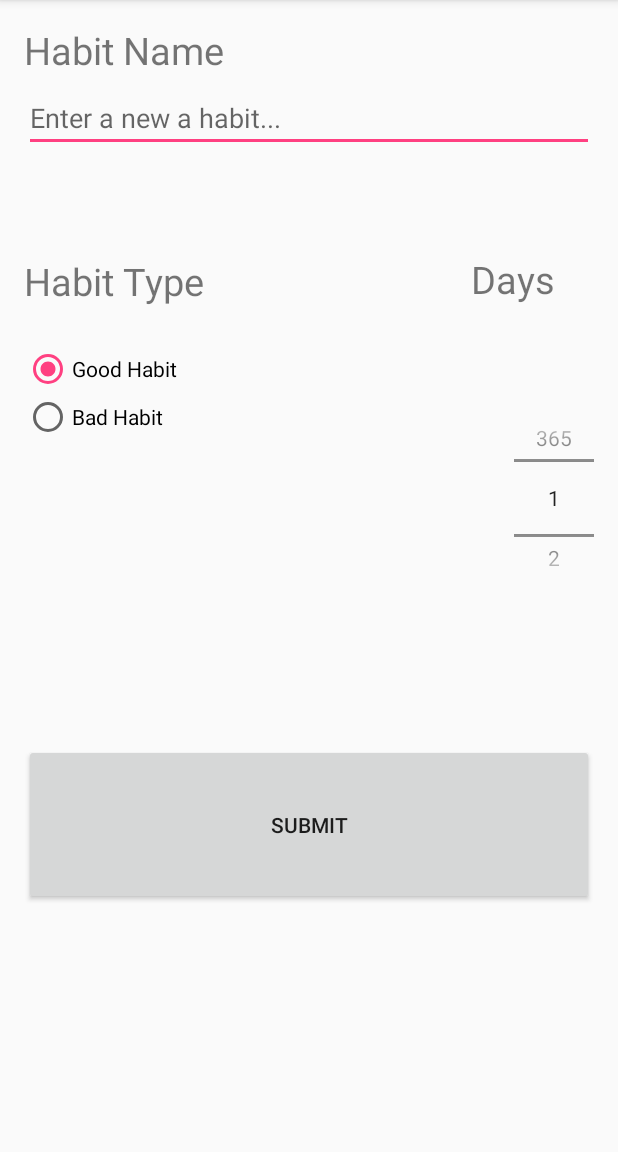
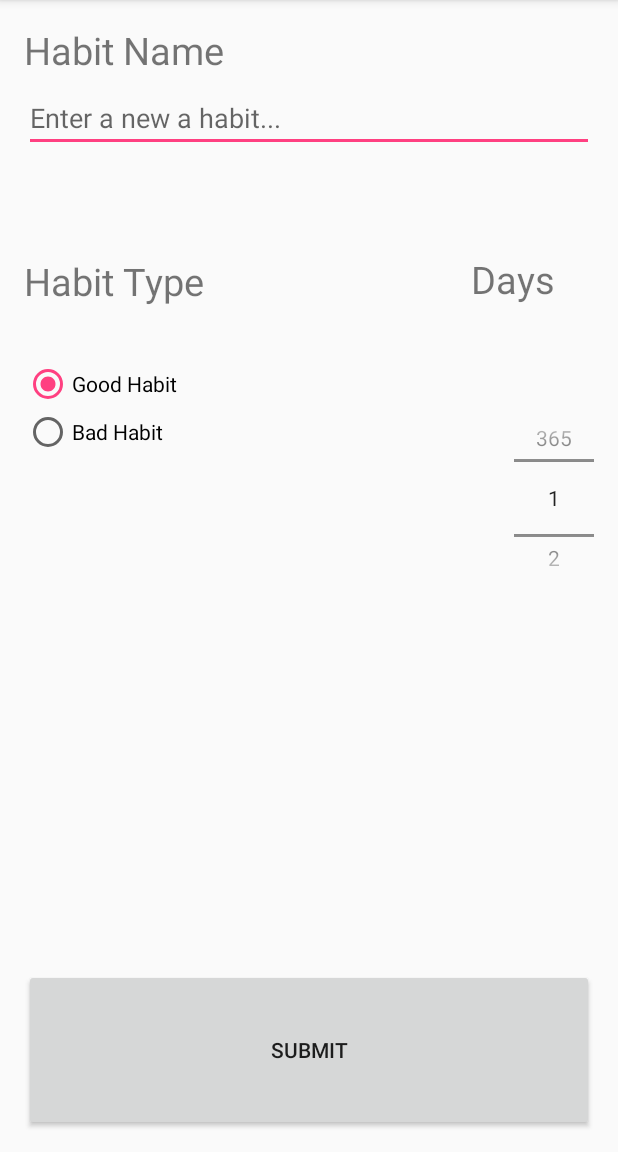
Before and after one commit to Digized/TheHabit, an Android app: the AddHabit screen opened directly, with no data from a screen before it, after a tap on "SUBMIT", on a phone screen of 412 x 824 dp, the part 84-1236 px from its top. Run offline under Robolectric (Android 15) with nearby library versions, the phone set to English and light mode, and no system bars.

Commit message:
Add spacing below avatar

```diff
--- a/app/src/main/java/org/coolpeople/thehabit/AddHabit.java
+++ b/app/src/main/java/org/coolpeople/thehabit/AddHabit.java
@@ -54,7 +54,7 @@ public class AddHabit extends AppCompatActivity {
     }
 
     public String checkValid(){
-        EditText edit = (EditText)findViewById(R.id.editText2);
+        EditText edit = (EditText)findViewById(R.id.editTextHabit);
         return edit.getText().toString();
         // checkTitle in previous titles
     }
--- a/app/src/main/res/layout/activity_add_habit.xml
+++ b/app/src/main/res/layout/activity_add_habit.xml
@@ -82,7 +82,7 @@
             android:id="@+id/radioHabitType"
             android:layout_width="131dp"
             android:layout_height="90dp"
-            android:layout_marginTop="24dp"
+            android:layout_marginTop="34dp"
             android:layout_below="@+id/relativeLayout"
             android:layout_alignParentLeft="true"
             android:layout_alignParentStart="true">
@@ -104,6 +104,11 @@
 
     </RelativeLayout>
 
+    <Space
+        android:layout_width="match_parent"
+        android:layout_height="wrap_content"
+        android:layout_weight="0.38" />
+
     <Button
         android:text="@string/submit"
         android:layout_width="match_parent"
--- a/app/src/main/res/layout/content_main.xml
+++ b/app/src/main/res/layout/content_main.xml
@@ -16,7 +16,8 @@
     <LinearLayout
         android:orientation="horizontal"
         android:layout_width="match_parent"
-        android:layout_height="wrap_content">
+        android:layout_height="wrap_content"
+        android:paddingBottom="25dp">
 
         <ImageView
             android:layout_width="wrap_content"
```
